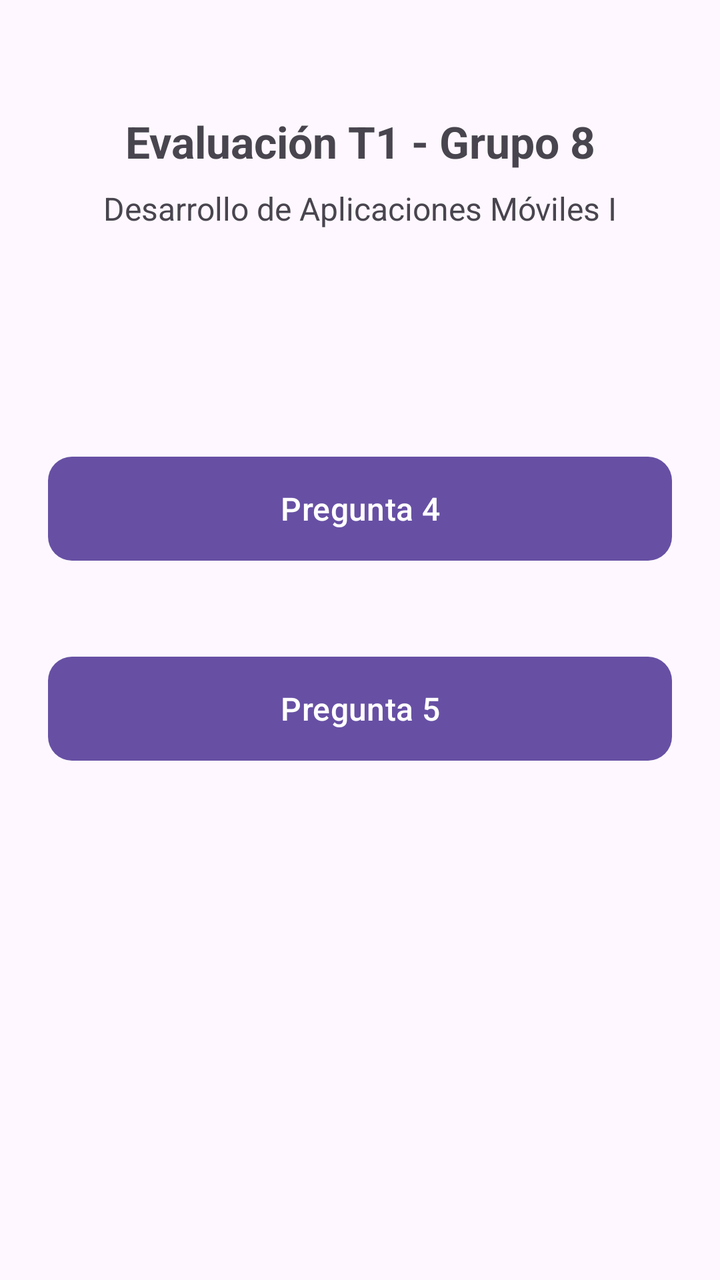
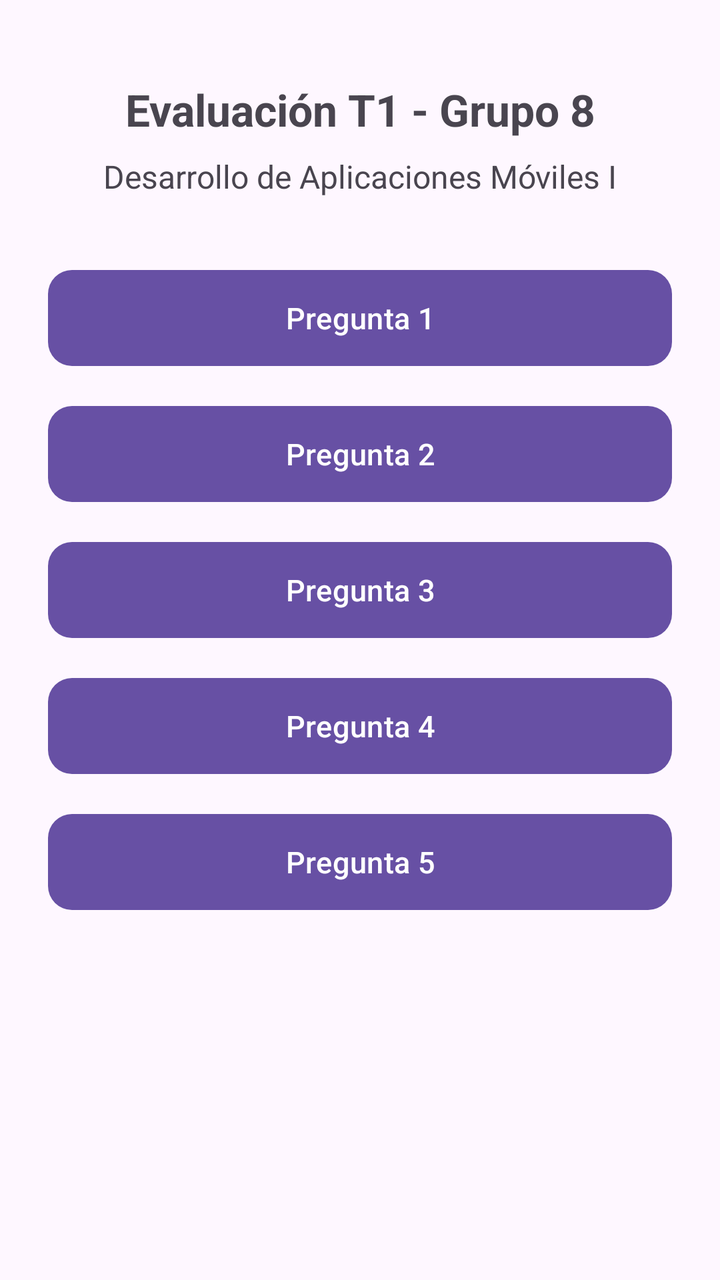

Two renders of the same Android screen: before a commit and after it. Below are the layout's source before the change and the commit's diff.
<!-- AndroidManifest.xml: application theme Theme.AppGrupo8 -->
<!-- res/layout/activity_main.xml -->
<?xml version="1.0" encoding="utf-8"?>
<androidx.constraintlayout.widget.ConstraintLayout xmlns:android="http://schemas.android.com/apk/res/android"
    xmlns:app="http://schemas.android.com/apk/res-auto"
    xmlns:tools="http://schemas.android.com/tools"
    android:id="@+id/main"
    android:layout_width="match_parent"
    android:layout_height="match_parent"
    android:padding="24dp"
    tools:context=".MainActivity">

    <TextView
        android:id="@+id/tvTitle"
        android:layout_width="0dp"
        android:layout_height="wrap_content"
        android:text="@string/main_title"
        android:alignmentMode="alignBounds"
        android:gravity="center"
        android:textSize="22sp"
        android:textStyle="bold"
        app:layout_constraintEnd_toEndOf="parent"
        app:layout_constraintStart_toStartOf="parent"
        app:layout_constraintTop_toTopOf="parent"
        android:layout_marginTop="32dp" />

    <TextView
        android:id="@+id/tvSubtitle"
        android:layout_width="0dp"
        android:layout_height="wrap_content"
        android:text="@string/main_subtitle"
        android:gravity="center"
        android:textSize="16sp"
        android:textColor="?android:attr/textColorSecondary"
        app:layout_constraintEnd_toEndOf="parent"
        app:layout_constraintStart_toStartOf="parent"
        app:layout_constraintTop_toBottomOf="@id/tvTitle"
        android:layout_marginTop="8dp" />

    <com.google.android.material.button.MaterialButton
        android:id="@+id/btnPregunta4"
        android:layout_width="0dp"
        android:layout_height="60dp"
        android:text="@string/main_btn_pregunta4"
        android:textSize="16sp"
        app:cornerRadius="12dp"
        app:layout_constraintBottom_toBottomOf="parent"
        app:layout_constraintEnd_toEndOf="parent"
        app:layout_constraintHorizontal_bias="0.0"
        app:layout_constraintStart_toStartOf="parent"
        app:layout_constraintTop_toBottomOf="@id/tvSubtitle"
        app:layout_constraintVertical_bias="0.248" />

    <com.google.android.material.button.MaterialButton
        android:id="@+id/btnPregunta5"
        android:layout_width="0dp"
        android:layout_height="60dp"
        android:layout_marginTop="40dp"
        android:text="Pregunta 5"
        android:textSize="16sp"
        app:cornerRadius="12dp"
        app:layout_constraintEnd_toEndOf="parent"
        app:layout_constraintHorizontal_bias="1.0"
        app:layout_constraintStart_toStartOf="parent"
        app:layout_constraintTop_toBottomOf="@id/btnPregunta4" />

</androidx.constraintlayout.widget.ConstraintLayout>
<!-- resources referenced by this layout -->
<resources>
  <string name="main_btn_pregunta4">Pregunta 4</string>
  <string name="main_subtitle">Desarrollo de Aplicaciones Móviles I</string>
  <string name="main_title">Evaluación T1 - Grupo 8</string>
  <style name="Theme.AppGrupo8" parent="Base.Theme.AppGrupo8" />
  <style name="Base.Theme.AppGrupo8" parent="Theme.Material3.DayNight.NoActionBar">
          
          
      </style>
</resources>

<!-- the commit's change to res/layout/activity_main.xml (unified diff, before → after) -->
@@ -12,53 +12,86 @@
         android:id="@+id/tvTitle"
         android:layout_width="0dp"
         android:layout_height="wrap_content"
-        android:text="@string/main_title"
+        android:layout_marginTop="16dp"
         android:alignmentMode="alignBounds"
         android:gravity="center"
+        android:text="@string/main_title"
         android:textSize="22sp"
         android:textStyle="bold"
         app:layout_constraintEnd_toEndOf="parent"
         app:layout_constraintStart_toStartOf="parent"
-        app:layout_constraintTop_toTopOf="parent"
-        android:layout_marginTop="32dp" />
+        app:layout_constraintTop_toTopOf="parent" />
 
     <TextView
         android:id="@+id/tvSubtitle"
         android:layout_width="0dp"
         android:layout_height="wrap_content"
+        android:layout_marginTop="8dp"
+        android:gravity="center"
         android:text="@string/main_subtitle"
-        android:gravity="center"
+        android:textColor="?android:attr/textColorSecondary"
         android:textSize="16sp"
-        android:textColor="?android:attr/textColorSecondary"
         app:layout_constraintEnd_toEndOf="parent"
         app:layout_constraintStart_toStartOf="parent"
-        app:layout_constraintTop_toBottomOf="@id/tvTitle"
-        android:layout_marginTop="8dp" />
+        app:layout_constraintTop_toBottomOf="@id/tvTitle" />
+
+    <com.google.android.material.button.MaterialButton
+        android:id="@+id/btnPregunta1"
+        android:layout_width="0dp"
+        android:layout_height="56dp"
+        android:layout_marginTop="32dp"
+        android:text="Pregunta 1"
+        android:textSize="15sp"
+        app:cornerRadius="12dp"
+        app:layout_constraintEnd_toEndOf="parent"
+        app:layout_constraintStart_toStartOf="parent"
+        app:layout_constraintTop_toBottomOf="@id/tvSubtitle" />
+
+    <com.google.android.material.button.MaterialButton
+        android:id="@+id/btnPregunta2"
+        android:layout_width="0dp"
+        android:layout_height="56dp"
+        android:layout_marginTop="12dp"
+        android:text="Pregunta 2"
+        android:textSize="15sp"
+        app:cornerRadius="12dp"
+        app:layout_constraintEnd_toEndOf="parent"
+        app:layout_constraintStart_toStartOf="parent"
+        app:layout_constraintTop_toBottomOf="@id/btnPregunta1" />
+
+    <com.google.android.material.button.MaterialButton
+        android:id="@+id/btnPregunta3"
+        android:layout_width="0dp"
+        android:layout_height="56dp"
+        android:layout_marginTop="12dp"
+        android:text="Pregunta 3"
+        android:textSize="15sp"
+        app:cornerRadius="12dp"
+        app:layout_constraintEnd_toEndOf="parent"
+        app:layout_constraintStart_toStartOf="parent"
+        app:layout_constraintTop_toBottomOf="@id/btnPregunta2" />
 
     <com.google.android.material.button.MaterialButton
         android:id="@+id/btnPregunta4"
         android:layout_width="0dp"
-        android:layout_height="60dp"
+        android:layout_height="56dp"
+        android:layout_marginTop="12dp"
         android:text="@string/main_btn_pregunta4"
-        android:textSize="16sp"
+        android:textSize="15sp"
         app:cornerRadius="12dp"
-        app:layout_constraintBottom_toBottomOf="parent"
         app:layout_constraintEnd_toEndOf="parent"
-        app:layout_constraintHorizontal_bias="0.0"
         app:layout_constraintStart_toStartOf="parent"
-        app:layout_constraintTop_toBottomOf="@id/tvSubtitle"
-        app:layout_constraintVertical_bias="0.248" />
+        app:layout_constraintTop_toBottomOf="@id/btnPregunta3" />
 
     <com.google.android.material.button.MaterialButton
         android:id="@+id/btnPregunta5"
         android:layout_width="0dp"
-        android:layout_height="60dp"
-        android:layout_marginTop="40dp"
+        android:layout_height="56dp"
+        android:layout_marginTop="12dp"
         android:text="Pregunta 5"
-        android:textSize="16sp"
+        android:textSize="15sp"
         app:cornerRadius="12dp"
         app:layout_constraintEnd_toEndOf="parent"
-        app:layout_constraintHorizontal_bias="1.0"
         app:layout_constraintStart_toStartOf="parent"
         app:layout_constraintTop_toBottomOf="@id/btnPregunta4" />
 
